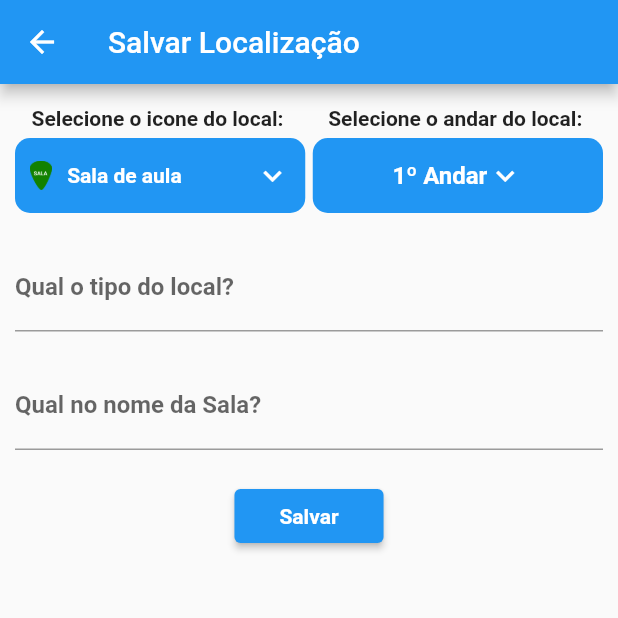
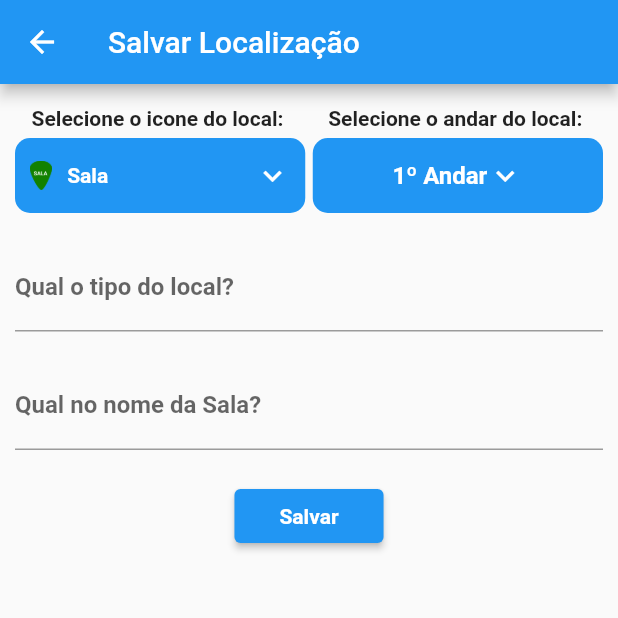
Before and after one commit to flutter-preview/Kevin-Sarges-Geo-Save, a Flutter app: the SaveScreen screen opened by its route, on a phone screen of 412 x 824 dp, the top half of it. Run offline on Flutter 3.47's test engine with Material 2 defaults, Android fonts, the phone set to English and light mode, and no system bars; our stand-ins replace cloud_firestore, dartz, firebase_core, flutter_bloc, geolocator, get_it and 1 more; missing offline and left inert: flutter_config, geolocator_platform_interface; accounts and stored records are empty.

Commit message:
feat: corrigindo tipo de locais

```diff
--- a/lib/app/common/strings/list_icon_local.dart
+++ b/lib/app/common/strings/list_icon_local.dart
@@ -1,6 +1,6 @@
 class ListIconLocal {
   static List<Map<String, dynamic>> listIconLocal = [
-    {'tipoLocal': 'Sala de aula', 'marker': 'assets/images/SALA.png'},
+    {'tipoLocal': 'Sala', 'marker': 'assets/images/SALA.png'},
     {
       'tipoLocal': 'Banheiro Feminino',
       'marker': 'assets/images/banheiro_F.png'
@@ -11,7 +11,7 @@ class ListIconLocal {
     },
     {'tipoLocal': 'Bebedouro', 'marker': 'assets/images/bebedouro.png'},
     {'tipoLocal': 'Clinica', 'marker': 'assets/images/clinica.png'},
-    {'tipoLocal': 'Elevador', 'marker': 'assets/images/elevador.png'},
+    {'tipoLocal': 'Elevadores', 'marker': 'assets/images/elevador.png'},
     {'tipoLocal': 'Laboratório', 'marker': 'assets/images/LAB.png'},
     {'tipoLocal': 'Atendimento', 'marker': 'assets/images/CRA.png'},
     {'tipoLocal': 'Auditório', 'marker': 'assets/images/auditorio.png'},
```
